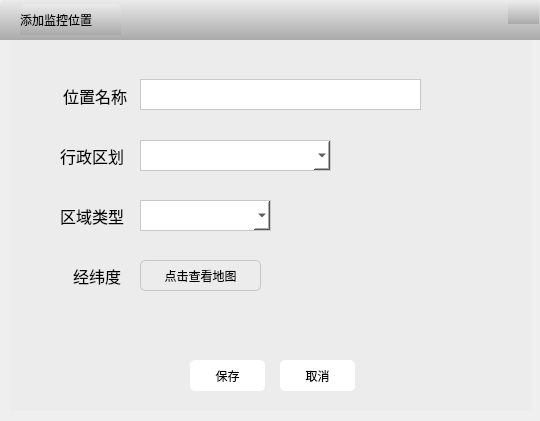
The window that UIModule/addmonitorpositiondlg.ui (zhangjianscc/ZMClient) describes before a commit, drawn with Qt 5.
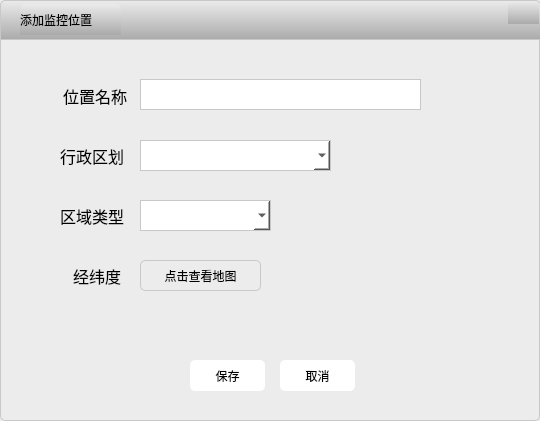
The same window after the commit.

```diff
--- a/UIModule/addmonitorpositiondlg.ui
+++ b/UIModule/addmonitorpositiondlg.ui
@@ -13,6 +13,11 @@
   <property name="windowTitle">
    <string>Dialog</string>
   </property>
+  <property name="styleSheet">
+   <string notr="true">border:1px solid rgb(200,200,200);
+border-radius:5px;
+background-color:rgb(236,236,236);</string>
+  </property>
   <widget class="QWidget" name="contentWidget" native="true">
    <property name="geometry">
     <rect>
```
Left out of the diff: 2 changed lines with no effect on the pictures.
